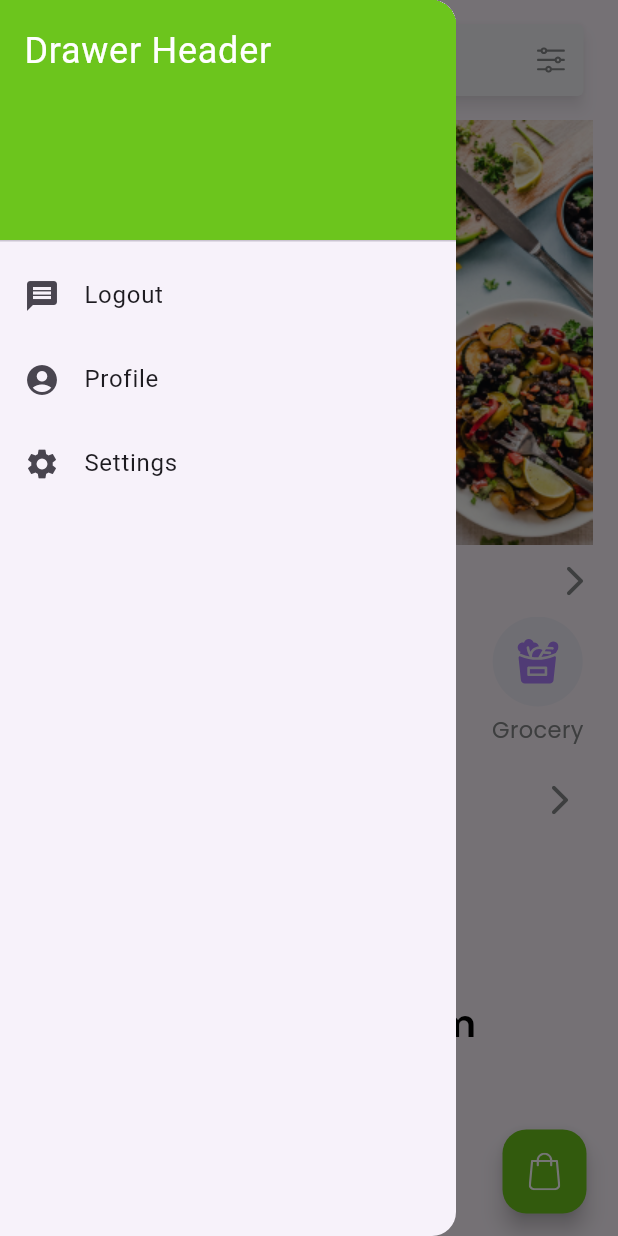
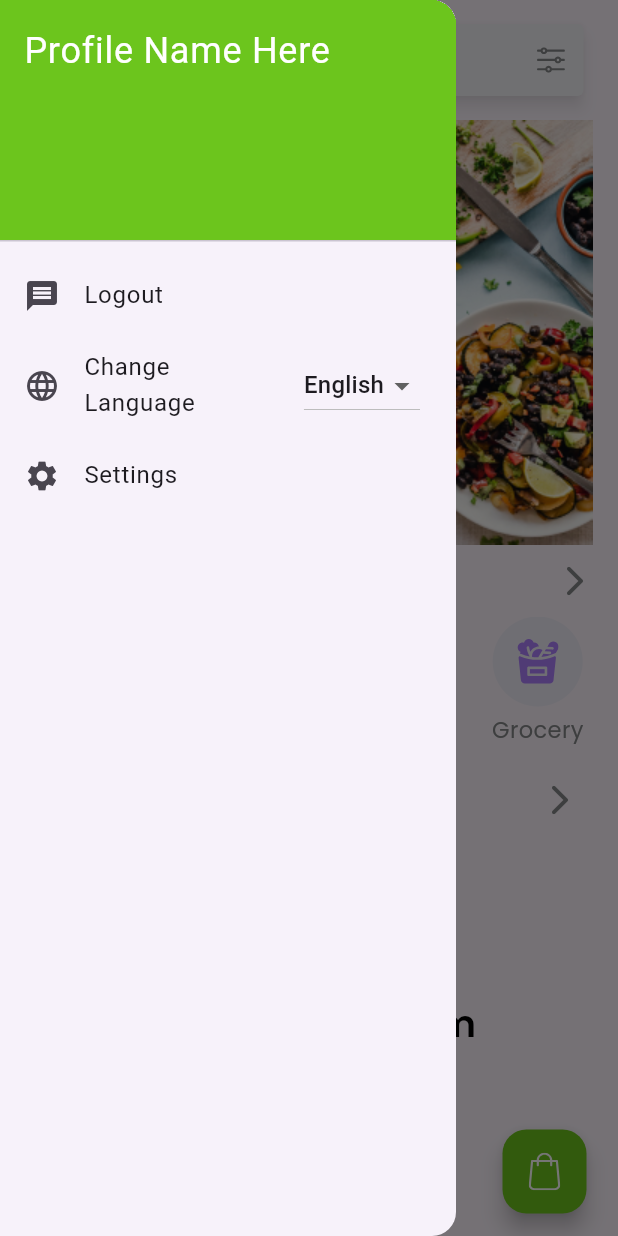
Before and after one commit to shammaskhann/BigCart_FireBase_GetX_Flutter_APP, a Flutter app: the HomeScreen screen opened by its route, with the side drawer open, on a phone screen of 412 x 824 dp. Run offline on Flutter 3.47's test engine with Material 3 defaults, Android fonts, the phone set to English and light mode, and no system bars; our stand-ins replace cloud_firestore, firebase_auth, firebase_core, firebase_storage, flutter_rating_bar, flutter_spinkit and 5 more; accounts and stored records are empty; project files that could hold a hidden picture were left out.

Commit message:
localization remaped

```diff
--- a/lib/main.dart
+++ b/lib/main.dart
@@ -1,4 +1,5 @@
 import 'package:big_cart_app/resources/languages/languages.dart';
+import 'package:big_cart_app/views/home_view/home_controller.dart';
 import 'package:firebase_core/firebase_core.dart';
 import 'package:flutter/material.dart';
 import 'package:get/get.dart';
@@ -14,11 +15,14 @@ class MyApp extends StatelessWidget {
   const MyApp({super.key});
   @override
   Widget build(BuildContext context) {
+    HomeController homeController = Get.put(HomeController());
     return GetMaterialApp(
       debugShowCheckedModeBanner: false,
       getPages: AppRoutes.appRoute(),
       translations: Languages(),
-      locale: const Locale('en', 'US'),
+      locale: (homeController.selectedLanguage.value == 'English')
+          ? const Locale('en', 'US')
+          : const Locale('hi', 'IN'),
       fallbackLocale: const Locale('en', 'US'),
     );
   }
--- a/lib/views/home_view/home_controller.dart
+++ b/lib/views/home_view/home_controller.dart
@@ -10,7 +10,7 @@ import '../../resources/color/colors.dart';
 class HomeController extends GetxController {
   FirebaseServices firebaseServices = FirebaseServices();
   RxBool isUpdated = false.obs;
-
+  RxString selectedLanguage = 'English'.obs;
   final List featuredList = [];
 
   getFeaturedList() async {
--- a/lib/views/home_view/home_view.dart
+++ b/lib/views/home_view/home_view.dart
@@ -22,6 +22,7 @@ class HomeScreen extends StatelessWidget {
 
   @override
   Widget build(BuildContext context) {
+    String _selectedLanguage = 'English';
     SearchBarController searchbarcontroller = SearchBarController();
     FloatingSearchBarController controller = FloatingSearchBarController();
     HomeController homeController = HomeController();
@@ -76,7 +77,7 @@ class HomeScreen extends StatelessWidget {
                 color: AppColors.primaryColor,
               ),
               child: Text(
-                'Drawer Header',
+                'Profile Name Here',
                 style: TextStyle(
                   color: Colors.white,
                   fontSize: 24,
@@ -92,13 +93,24 @@ class HomeScreen extends StatelessWidget {
                 Get.offAllNamed('/login');
               },
             ),
-            ListTile(
-              leading: const Icon(Icons.account_circle),
-              title: const Text('Profile'),
-              onTap: () {
-                // Update the state of the app.
-                // ...
-              },
+            Obx(
+              () => ListTile(
+                leading: const Icon(Icons.language),
+                title: const Text('Change Language'),
+                trailing: DropdownButton<String>(
+                  value: _selectedLanguage,
+                  items: <String>['English', 'Urdu']
+                      .map<DropdownMenuItem<String>>((String value) {
+                    return DropdownMenuItem<String>(
+                      value: value,
+                      child: Text(value),
+                    );
+                  }).toList(),
+                  onChanged: (String? newValue) {
+                    homeController.selectedLanguage.value = newValue!;
+                  },
+                ),
+              ),
             ),
             ListTile(
               leading: const Icon(Icons.settings),
--- a/lib/widgets/ItemCard.dart
+++ b/lib/widgets/ItemCard.dart
@@ -135,15 +135,14 @@ class ItemCard extends StatelessWidget {
                                       ),
                                       const SizedBox(width: 10),
                                       const Text(
-                                          'Add to cart ', // Use cartController.quantity.value here
+                                          'Add to cart ',
                                           style: TextStyle(
                                               fontFamily: 'Poppins',
                                               color: AppColors.black,
                                               fontSize: 18,
                                               fontWeight: FontWeight.w600)),
-                                      //
                                       Text(
-                                          '${cartController.quantity.value}', // Use cartController.quantity.value here
+                                          '${cartController.quantity.value}',
                                           style: const TextStyle(
                                               fontFamily: 'Poppins',
                                               color: AppColors.white,
```
Also changed, not shown: pubspec.lock.
